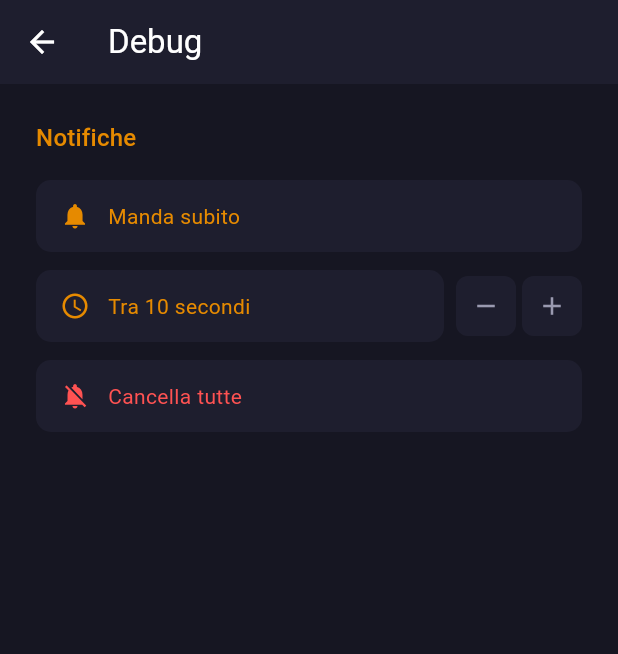
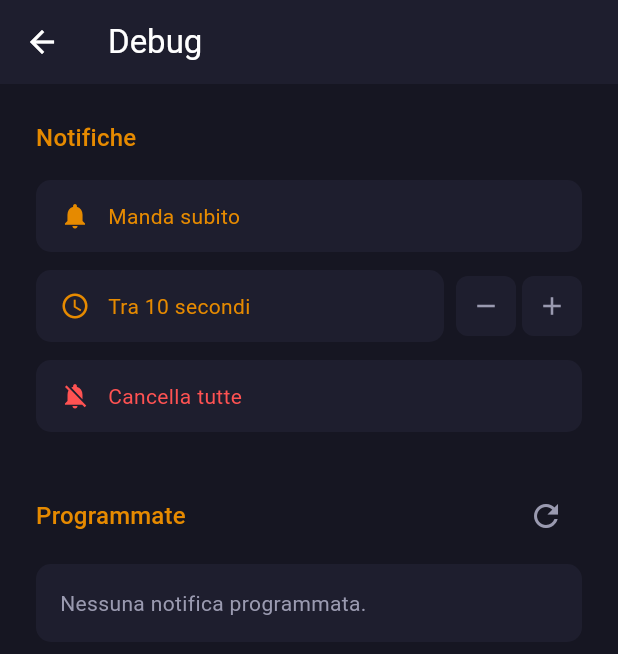
Before and after one commit to gianDaidone/showtracker, a Flutter app: the DebugScreen screen opened directly, after a tap on "Cancella tutte", on a phone screen of 412 x 824 dp. Shown: the top 654 px of the screen. Run offline on Flutter 3.47's test engine with Material 3 defaults, Android fonts, the phone set to English and light mode, and no system bars; our stand-ins replace cached_network_image, drift, drift_flutter, flutter_local_notifications, flutter_riverpod, flutter_svg and 4 more; accounts and stored records are empty; generated files the repository leaves out were written again.

Commit message:
feat(debug): lista notifiche programmate con data e ora
- NotificationService: registry in-session (Map<id, ScheduledNotifInfo>)
  aggiornato in schedule/cancel/cancelAll; getPendingNotifications() combina
  Android pending requests con il registry per esporre l'orario pianificato
- DebugScreen: sezione "Programmate" con FutureBuilder, _NotifCard per ogni
  notifica (titolo show, corpo S##E##, data/ora), pulsante cancella singola
  e refresh; fallback testo se orario non disponibile (sessione precedente)

Co-Authored-By: Claude Sonnet 4.6 <noreply@anthropic.com>

```diff
--- a/lib/core/services/notification_service.dart
+++ b/lib/core/services/notification_service.dart
@@ -4,8 +4,25 @@ import 'package:timezone/data/latest_all.dart' as tzdata;
 import 'package:timezone/timezone.dart' as tz;
 import 'app_toast.dart';
 
+class ScheduledNotifInfo {
+  final int id;
+  final String showTitle;
+  final String body;
+  final DateTime scheduledAt;
+
+  const ScheduledNotifInfo({
+    required this.id,
+    required this.showTitle,
+    required this.body,
+    required this.scheduledAt,
+  });
+}
+
 class NotificationService {
   static final _plugin = FlutterLocalNotificationsPlugin();
+
+  // In-memory registry of scheduled notifications (survives only current session).
+  static final Map<int, ScheduledNotifInfo> _registry = {};
 
   static const _channelId = 'episode_releases';
   static const _channelName = 'Uscite episodi';
@@ -68,12 +85,20 @@ class NotificationService {
         ),
         androidScheduleMode: AndroidScheduleMode.inexact,
       );
+
+      _registry[tmdbId] = ScheduledNotifInfo(
+        id: tmdbId,
+        showTitle: showTitle,
+        body: body,
+        scheduledAt: scheduledAt,
+      );
     } catch (_) {
       AppToast.show('Impossibile pianificare la notifica per $showTitle');
     }
   }
 
   static Future<void> cancel(int tmdbId) async {
+    _registry.remove(tmdbId);
     try {
       await _plugin.cancel(id: tmdbId);
     } catch (_) {
@@ -125,6 +150,28 @@ class NotificationService {
   }
 
   static Future<void> cancelAll() async {
+    _registry.clear();
     await _plugin.cancelAll();
   }
+
+  /// Returns pending notifications combining Android's scheduler (persists
+  /// across restarts) with the in-session registry (adds scheduled time).
+  static Future<List<ScheduledNotifInfo>> getPendingNotifications() async {
+    final pending = await _plugin.pendingNotificationRequests();
+    final pendingIds = pending.map((p) => p.id).toSet();
+
+    // Remove stale registry entries that Android already fired/cancelled.
+    _registry.removeWhere((id, _) => !pendingIds.contains(id));
+
+    return pending.map((p) {
+      final reg = _registry[p.id];
+      return ScheduledNotifInfo(
+        id: p.id,
+        showTitle: reg?.showTitle ?? p.title ?? '—',
+        body: reg?.body ?? p.body ?? '—',
+        scheduledAt: reg?.scheduledAt ?? DateTime(0),
+      );
+    }).toList()
+      ..sort((a, b) => a.scheduledAt.compareTo(b.scheduledAt));
+  }
 }
--- a/lib/features/debug/debug_screen.dart
+++ b/lib/features/debug/debug_screen.dart
@@ -11,6 +11,19 @@ class DebugScreen extends StatefulWidget {
 
 class _DebugScreenState extends State<DebugScreen> {
   int _delaySeconds = 10;
+  late Future<List<ScheduledNotifInfo>> _pendingFuture;
+
+  @override
+  void initState() {
+    super.initState();
+    _refresh();
+  }
+
+  void _refresh() {
+    setState(() {
+      _pendingFuture = NotificationService.getPendingNotifications();
+    });
+  }
 
   @override
   Widget build(BuildContext context) {
@@ -22,6 +35,7 @@ class _DebugScreenState extends State<DebugScreen> {
       body: ListView(
         padding: const EdgeInsets.all(24),
         children: [
+          // ── Azioni notifiche ──────────────────────────────────────────────
           Text(
             'Notifiche',
             style: Theme.of(context)
@@ -72,8 +86,69 @@ class _DebugScreenState extends State<DebugScreen> {
           _ActionTile(
             icon: Icons.notifications_off,
             label: 'Cancella tutte',
-            onTap: NotificationService.cancelAll,
+            onTap: () async {
+              await NotificationService.cancelAll();
+              _refresh();
+            },
             destructive: true,
+          ),
+
+          // ── Notifiche programmate ─────────────────────────────────────────
+          const SizedBox(height: 32),
+          Row(
+            children: [
+              Expanded(
+                child: Text(
+                  'Programmate',
+                  style: Theme.of(context)
+                      .textTheme
+                      .titleMedium
+                      ?.copyWith(color: AppColors.accent),
+                ),
+              ),
+              IconButton(
+                icon: const Icon(Icons.refresh, color: AppColors.textSecondary),
+                onPressed: _refresh,
+                tooltip: 'Aggiorna',
+              ),
+            ],
+          ),
+          const SizedBox(height: 8),
+          FutureBuilder<List<ScheduledNotifInfo>>(
+            future: _pendingFuture,
+            builder: (context, snap) {
+              if (snap.connectionState == ConnectionState.waiting) {
+                return const Center(
+                  child: Padding(
+                    padding: EdgeInsets.all(24),
+                    child: CircularProgressIndicator(color: AppColors.accent),
+                  ),
+                );
+              }
+              final items = snap.data ?? [];
+              if (items.isEmpty) {
+                return Container(
+                  padding: const EdgeInsets.all(16),
+                  decoration: BoxDecoration(
+                    color: AppColors.surface,
+                    borderRadius: BorderRadius.circular(10),
+                  ),
+                  child: const Text(
+                    'Nessuna notifica programmata.',
+                    style: TextStyle(color: AppColors.textSecondary),
+                  ),
+                );
+              }
+              return Column(
+                children: [
+                  for (final info in items)
+                    _NotifCard(info: info, onCancel: () async {
+                      await NotificationService.cancel(info.id);
+                      _refresh();
+                    }),
+                ],
+              );
+            },
           ),
         ],
       ),
@@ -140,3 +215,96 @@ class _StepButton extends StatelessWidget {
     );
   }
 }
+
+class _NotifCard extends StatelessWidget {
+  final ScheduledNotifInfo info;
+  final VoidCallback onCancel;
+
+  const _NotifCard({required this.info, required this.onCancel});
+
+  String get _timeLabel {
+    if (info.scheduledAt.year == 0) return 'Orario non disponibile (avviare l\'app prima della programmazione)';
+    final dt = info.scheduledAt;
+    String pad(int n) => n.toString().padLeft(2, '0');
+    return '${dt.day}/${pad(dt.month)}/${dt.year}  ${pad(dt.hour)}:${pad(dt.minute)}';
+  }
+
+  @override
+  Widget build(BuildContext context) {
+    final hasTime = info.scheduledAt.year != 0;
+    return Container(
+      margin: const EdgeInsets.only(bottom: 8),
+      padding: const EdgeInsets.all(14),
+      decoration: BoxDecoration(
+        color: AppColors.surface,
+        borderRadius: BorderRadius.circular(10),
+        border: Border.all(
+          color: hasTime ? AppColors.accent.withAlpha(60) : AppColors.divider,
+        ),
+      ),
+      child: Row(
+        crossAxisAlignment: CrossAxisAlignment.start,
+        children: [
+          Icon(
+            Icons.notifications_active_outlined,
+            color: hasTime ? AppColors.accent : AppColors.textSecondary,
+            size: 20,
+          ),
+          const SizedBox(width: 12),
+          Expanded(
+            child: Column(
+              crossAxisAlignment: CrossAxisAlignment.start,
+              children: [
+                Text(
+                  info.showTitle,
+                  style: const TextStyle(
+                    color: AppColors.textPrimary,
+                    fontWeight: FontWeight.w600,
+                    fontSize: 14,
+                  ),
+                ),
+                const SizedBox(height: 2),
+                Text(
+                  info.body,
+                  style: const TextStyle(
+                    color: AppColors.textSecondary,
+                    fontSize: 12,
+                  ),
+                ),
+                const SizedBox(height: 6),
+                Row(
+                  children: [
+                    Icon(
+                      Icons.access_time,
+                      size: 12,
+                      color: hasTime ? AppColors.accent : AppColors.textSecondary,
+                    ),
+                    const SizedBox(width: 4),
+                    Expanded(
+                      child: Text(
+                        _timeLabel,
+                        style: TextStyle(
+                          color: hasTime ? AppColors.accent : AppColors.textSecondary,
+                          fontSize: 12,
+                          fontWeight: hasTime ? FontWeight.w600 : FontWeight.normal,
+                          fontStyle: hasTime ? FontStyle.normal : FontStyle.italic,
+                        ),
+                      ),
+                    ),
+                  ],
+                ),
+              ],
+            ),
+          ),
+          IconButton(
+            icon: const Icon(Icons.close, size: 18, color: Colors.redAccent),
+            onPressed: onCancel,
+            tooltip: 'Cancella',
+            padding: EdgeInsets.zero,
+            constraints: const BoxConstraints(),
+          ),
+        ],
+      ),
+    );
+  }
+}
```
